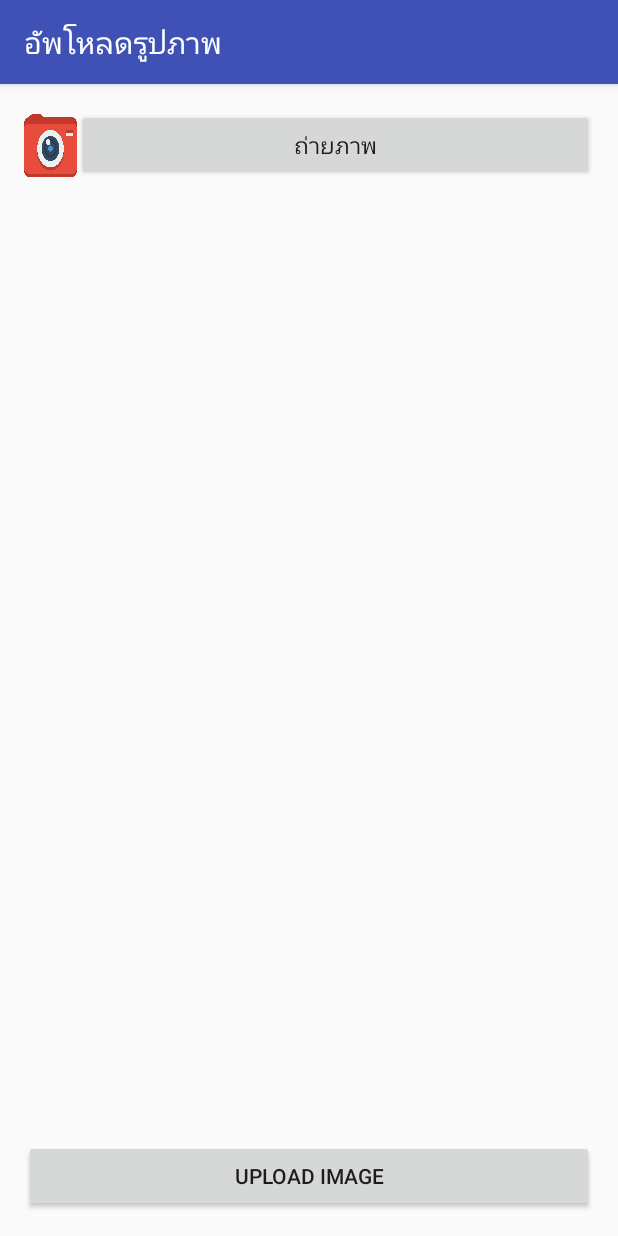
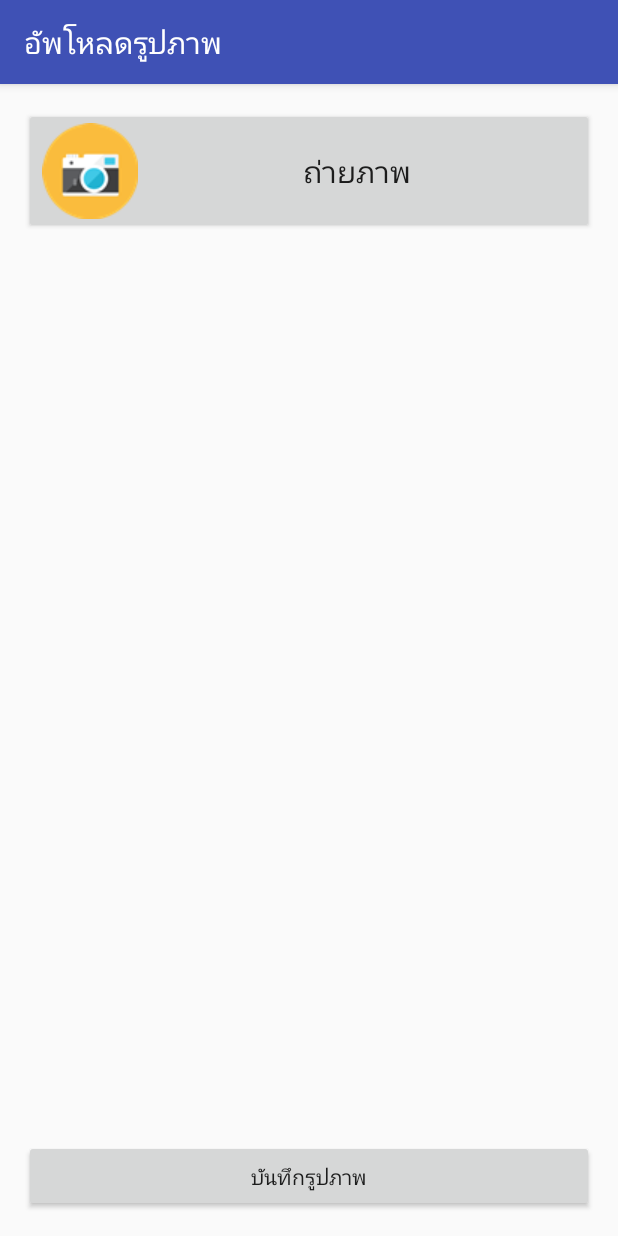
Before and after one commit to fafour/complian, an Android app: the UploadImageIdPeople1Activity screen opened directly, with no data from a screen before it, on a phone screen of 412 x 824 dp. Run offline under Robolectric (Android 15) with nearby library versions, the phone set to English and light mode, and no system bars.

Commit message:
upload
upload

```diff
--- a/app/src/main/java/systop/applicationcomplain/SplashActivity.java
+++ b/app/src/main/java/systop/applicationcomplain/SplashActivity.java
@@ -63,4 +63,5 @@ public class SplashActivity extends AppCompatActivity {
         NetworkInfo networkInfo = connMgr.getActiveNetworkInfo();
         return networkInfo != null && (ConnectivityManager.TYPE_WIFI == networkInfo.getType()) && networkInfo.isConnected();
     }
+
 }
--- a/app/src/main/java/systop/applicationcomplain/UploadImageIdPeople1Activity.java
+++ b/app/src/main/java/systop/applicationcomplain/UploadImageIdPeople1Activity.java
@@ -96,27 +96,7 @@ public class UploadImageIdPeople1Activity extends AppCompatActivity {
 
             }
         });
-        ImageButton btnCamera = (ImageButton) findViewById(R.id.btn_camera);
-        btnCamera.setOnClickListener(new View.OnClickListener() {
 
-            public void onClick(View v) {
-
-                // call android default camera
-                Intent intent = new Intent(MediaStore.ACTION_IMAGE_CAPTURE);
-                intent.putExtra(MediaStore.EXTRA_OUTPUT,
-                        MediaStore.Images.Media.EXTERNAL_CONTENT_URI.toString());
-
-                try {
-
-                    intent.putExtra("return-data", true);
-                    startActivityForResult(intent, PICK_FROM_CAMERA);
-
-                } catch (ActivityNotFoundException e) {
-                }
-
-
-            }
-        });
 //        buttonGallery.setOnClickListener(new View.OnClickListener() {
 //
 //            @Override
--- a/app/src/main/res/drawable/ripple_effect.xml
+++ b/app/src/main/res/drawable-v21/ripple_effect.xml
@@ -2,7 +2,7 @@
 <ripple xmlns:android="http://schemas.android.com/apk/res/android"
     xmlns:tools="http://schemas.android.com/tools"
     android:color="#1E88E5"
-    tools:targetApi="lollipop_mr1">
+    tools:targetApi="KITKAT">
     <item android:drawable="@color/bg_screen2" />
     <item android:id="@android:id/mask">
         <shape android:shape="rectangle">
--- a/app/src/main/res/layout/content_login.xml
+++ b/app/src/main/res/layout/content_login.xml
@@ -73,7 +73,7 @@
             android:hint="กรอกรหัส"
             android:textSize="17dp"
             android:drawablePadding="8dp"
-            android:drawableLeft="@drawable/key"
+            android:drawableLeft="@drawable/log_key"
             android:inputType="textPassword|textCapSentences|textAutoCorrect"
             android:layout_height="wrap_content"
             android:id="@+id/password"/>
@@ -86,8 +86,6 @@
         android:layout_width="match_parent"
         android:textColor="@android:color/black"
         android:layout_height="wrap_content"
-        android:backgroundTint="@color/bg_screen2"
-        android:background="@drawable/ripple_effect"
         android:textSize="17dp"
         android:onClick="Click3"
         android:text="ลงชื่อเข้าใช้"/>
--- a/app/src/main/res/layout/content_upload_image_id_people1.xml
+++ b/app/src/main/res/layout/content_upload_image_id_people1.xml
@@ -17,17 +17,13 @@
         android:layout_width="match_parent"
         android:layout_height="wrap_content"
         android:orientation="horizontal">
-        <ImageButton
-            android:id="@+id/btn_camera"
-            android:layout_width="35dp"
-            android:layout_height="50dp"
-            android:background="@drawable/photo"/>
         <Button
             android:id="@+id/btn_take_camera"
             android:layout_width="match_parent"
             android:layout_height="wrap_content"
+            android:drawableLeft="@drawable/camera_icon"
             android:text="ถ่ายภาพ"
-            android:textSize="15dp"
+            android:textSize="20dp"
             android:gravity="center"
             android:layout_gravity="center"
             />
@@ -63,7 +59,7 @@
     <Button
         android:layout_width="fill_parent"
         android:layout_height="wrap_content"
-        android:text="upload image"
+        android:text="บันทึกรูปภาพ"
         android:onClick="upload"
         android:id="@+id/buttonUpload" />
 
```
Also changed, not shown: app/src/main/AndroidManifest.xml (+27 -30 lines), app/src/main/java/systop/applicationcomplain/Main2Activity.java (+15 -2 lines), app/src/main/java/systop/applicationcomplain/UploadImageIdPeopleActivity.java (+0 -20 lines), app/src/main/res/layout/activity_main2.xml (+6 -2 lines), app/src/main/res/layout/content_upload_image_id_people.xml (+3 -7 lines), app/src/main/res/drawable/admin_menu.png (added), app/src/main/res/drawable/camera_icon.png (added), app/src/main/res/drawable/log_key.png (added), app/src/main/res/drawable/people.png (added).
